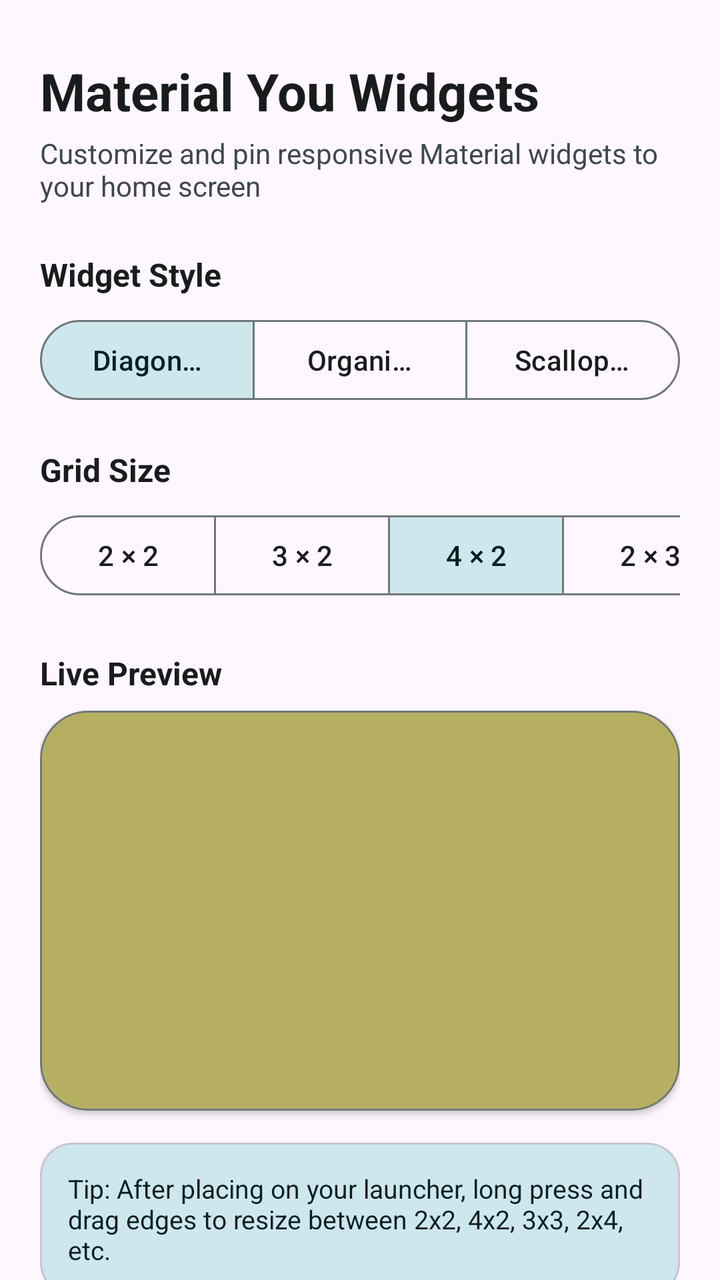
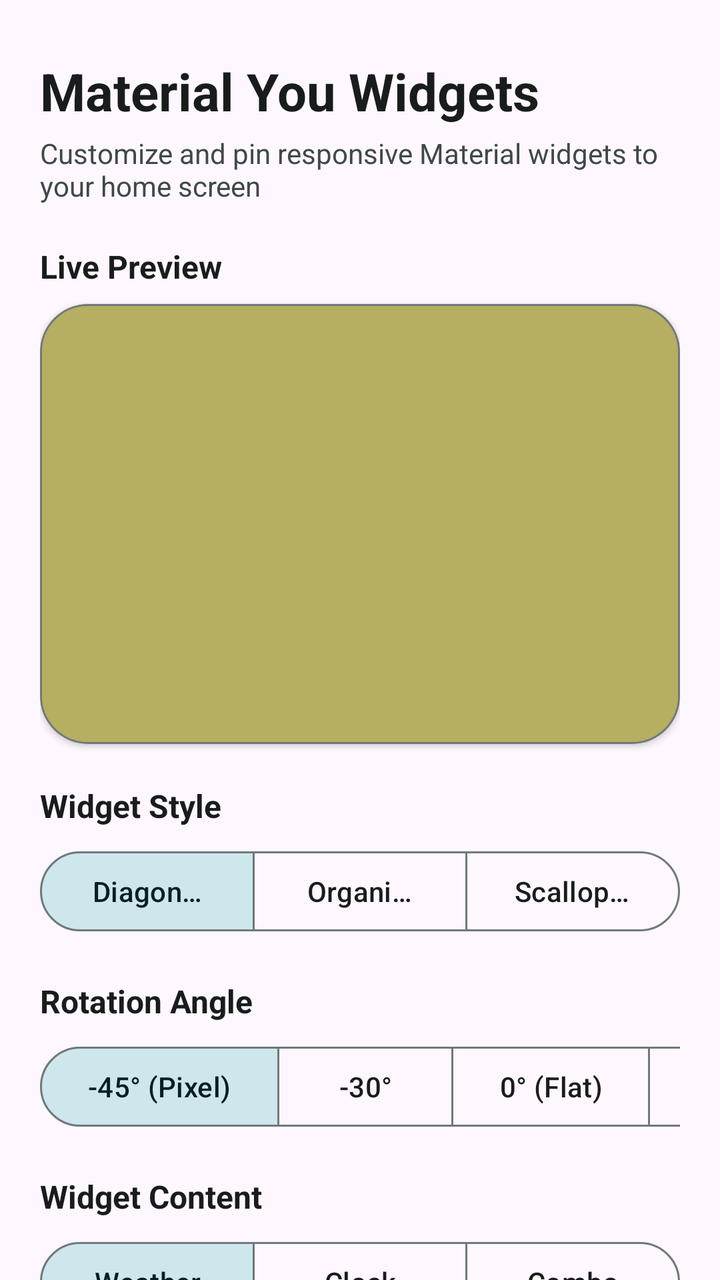

Screens rendered from an Android XML layout before and after an edit, with the pre-edit source and the edit as a unified diff.
<!-- AndroidManifest.xml: application theme Theme.MaterialThemes -->
<!-- res/layout/activity_main.xml -->
<?xml version="1.0" encoding="utf-8"?>
<androidx.core.widget.NestedScrollView xmlns:android="http://schemas.android.com/apk/res/android"
    xmlns:app="http://schemas.android.com/apk/res-auto"
    xmlns:tools="http://schemas.android.com/tools"
    android:id="@+id/main_scroll"
    android:layout_width="match_parent"
    android:layout_height="match_parent"
    android:background="?android:attr/colorBackground"
    android:fillViewport="true">

    <LinearLayout
        android:id="@+id/main_content"
        android:layout_width="match_parent"
        android:layout_height="wrap_content"
        android:orientation="vertical"
        android:paddingStart="20dp"
        android:paddingTop="28dp"
        android:paddingEnd="20dp"
        android:paddingBottom="36dp">

        
        <TextView
            android:id="@+id/tv_app_title"
            android:layout_width="wrap_content"
            android:layout_height="wrap_content"
            android:text="@string/dashboard_title"
            android:textColor="?attr/colorOnSurface"
            android:textSize="26sp"
            android:textStyle="bold" />

        <TextView
            android:id="@+id/tv_app_subtitle"
            android:layout_width="wrap_content"
            android:layout_height="wrap_content"
            android:layout_marginTop="4dp"
            android:text="@string/dashboard_subtitle"
            android:textColor="?attr/colorOnSurfaceVariant"
            android:textSize="14sp" />

        
        <TextView
            android:layout_width="wrap_content"
            android:layout_height="wrap_content"
            android:layout_marginTop="24dp"
            android:text="@string/shape_section_title"
            android:textColor="?attr/colorOnSurface"
            android:textSize="16sp"
            android:textStyle="bold" />

        
        <com.google.android.material.button.MaterialButtonToggleGroup
            android:id="@+id/toggle_category"
            android:layout_width="match_parent"
            android:layout_height="wrap_content"
            android:layout_marginTop="8dp"
            app:checkedButton="@id/btn_category_diagonal"
            app:selectionRequired="true"
            app:singleSelection="true">

            <com.google.android.material.button.MaterialButton
                android:id="@+id/btn_category_diagonal"
                style="?attr/materialButtonOutlinedStyle"
                android:layout_width="0dp"
                android:layout_height="wrap_content"
                android:layout_weight="1"
                android:text="@string/category_diagonal" />

            <com.google.android.material.button.MaterialButton
                android:id="@+id/btn_category_organic"
                style="?attr/materialButtonOutlinedStyle"
                android:layout_width="0dp"
                android:layout_height="wrap_content"
                android:layout_weight="1"
                android:text="@string/category_organic" />

            <com.google.android.material.button.MaterialButton
                android:id="@+id/btn_category_scallop"
                style="?attr/materialButtonOutlinedStyle"
                android:layout_width="0dp"
                android:layout_height="wrap_content"
                android:layout_weight="1"
                android:text="@string/category_scallop" />
        </com.google.android.material.button.MaterialButtonToggleGroup>

        
        <TextView
            android:layout_width="wrap_content"
            android:layout_height="wrap_content"
            android:layout_marginTop="20dp"
            android:text="@string/size_section_title"
            android:textColor="?attr/colorOnSurface"
            android:textSize="16sp"
            android:textStyle="bold" />

        
        <HorizontalScrollView
            android:layout_width="match_parent"
            android:layout_height="wrap_content"
            android:layout_marginTop="8dp"
            android:scrollbars="none">

            <com.google.android.material.button.MaterialButtonToggleGroup
                android:id="@+id/toggle_size"
                android:layout_width="wrap_content"
                android:layout_height="wrap_content"
                app:checkedButton="@id/btn_size_4x2"
                app:selectionRequired="true"
                app:singleSelection="true">

                <com.google.android.material.button.MaterialButton
                    android:id="@+id/btn_size_2x2"
                    style="?attr/materialButtonOutlinedStyle"
                    android:layout_width="wrap_content"
                    android:layout_height="wrap_content"
                    android:text="@string/size_2x2" />

                <com.google.android.material.button.MaterialButton
                    android:id="@+id/btn_size_3x2"
                    style="?attr/materialButtonOutlinedStyle"
                    android:layout_width="wrap_content"
                    android:layout_height="wrap_content"
                    android:text="@string/size_3x2" />

                <com.google.android.material.button.MaterialButton
                    android:id="@+id/btn_size_4x2"
                    style="?attr/materialButtonOutlinedStyle"
                    android:layout_width="wrap_content"
                    android:layout_height="wrap_content"
                    android:text="@string/size_4x2" />

                <com.google.android.material.button.MaterialButton
                    android:id="@+id/btn_size_2x3"
                    style="?attr/materialButtonOutlinedStyle"
                    android:layout_width="wrap_content"
                    android:layout_height="wrap_content"
                    android:text="@string/size_2x3" />

                <com.google.android.material.button.MaterialButton
                    android:id="@+id/btn_size_3x3"
                    style="?attr/materialButtonOutlinedStyle"
                    android:layout_width="wrap_content"
                    android:layout_height="wrap_content"
                    android:text="@string/size_3x3" />

                <com.google.android.material.button.MaterialButton
                    android:id="@+id/btn_size_2x4"
                    style="?attr/materialButtonOutlinedStyle"
                    android:layout_width="wrap_content"
                    android:layout_height="wrap_content"
                    android:text="@string/size_2x4" />
            </com.google.android.material.button.MaterialButtonToggleGroup>
        </HorizontalScrollView>

        
        <TextView
            android:layout_width="wrap_content"
            android:layout_height="wrap_content"
            android:layout_marginTop="24dp"
            android:text="@string/preview_section_title"
            android:textColor="?attr/colorOnSurface"
            android:textSize="16sp"
            android:textStyle="bold" />

        
        <com.google.android.material.card.MaterialCardView
            android:id="@+id/card_preview"
            android:layout_width="match_parent"
            android:layout_height="wrap_content"
            android:layout_marginTop="8dp"
            app:cardCornerRadius="24dp"
            app:cardElevation="2dp"
            app:strokeColor="?attr/colorOutline"
            app:strokeWidth="1dp">

            <FrameLayout
                android:id="@+id/preview_container"
                android:layout_width="match_parent"
                android:layout_height="wrap_content"
                android:minHeight="200dp"
                android:background="@color/preview_wallpaper_bg"
                android:padding="16dp" />
        </com.google.android.material.card.MaterialCardView>

        
        <com.google.android.material.card.MaterialCardView
            android:layout_width="match_parent"
            android:layout_height="wrap_content"
            android:layout_marginTop="16dp"
            app:cardBackgroundColor="?attr/colorSecondaryContainer"
            app:cardCornerRadius="16dp"
            app:cardElevation="0dp">

            <TextView
                android:layout_width="match_parent"
                android:layout_height="wrap_content"
                android:padding="14dp"
                android:text="@string/resize_tip"
                android:textColor="?attr/colorOnSecondaryContainer"
                android:textSize="13sp" />
        </com.google.android.material.card.MaterialCardView>

        
        <com.google.android.material.button.MaterialButton
            android:id="@+id/btn_pin"
            android:layout_width="match_parent"
            android:layout_height="56dp"
            android:layout_marginTop="20dp"
            android:text="@string/button_pin_widget"
            android:textSize="16sp"
            app:cornerRadius="16dp" />
    </LinearLayout>
</androidx.core.widget.NestedScrollView>
<!-- resources referenced by this layout -->
<resources>
  <color name="preview_wallpaper_bg">#B6AF62</color>
  <string name="button_pin_widget">Pin to Home Screen</string>
  <string name="category_diagonal">Diagonal Cut</string>
  <string name="category_organic">Organic Shapes</string>
  <string name="category_scallop">Scallop &amp; Star</string>
  <string name="dashboard_subtitle">Customize and pin responsive Material widgets to your home screen</string>
  <string name="dashboard_title">Material You Widgets</string>
  <string name="preview_section_title">Live Preview</string>
  <string name="resize_tip">Tip: After placing on your launcher, long press and drag edges to resize between 2x2, 4x2, 3x3, 2x4, etc.</string>
  <string name="shape_section_title">Widget Style</string>
  <string name="size_2x2">2 × 2</string>
  <string name="size_2x3">2 × 3</string>
  <string name="size_2x4">2 × 4</string>
  <string name="size_3x2">3 × 2</string>
  <string name="size_3x3">3 × 3</string>
  <string name="size_4x2">4 × 2</string>
  <string name="size_section_title">Grid Size</string>
  <style name="Theme.MaterialThemes" parent="Base.Theme.MaterialThemes" />
  <style name="Base.Theme.MaterialThemes" parent="Theme.Material3.DayNight.NoActionBar">
          <item name="colorPrimary">@color/md_theme_light_primary</item>
          <item name="colorOnPrimary">@color/md_theme_light_onPrimary</item>
          <item name="colorPrimaryContainer">@color/md_theme_light_primaryContainer</item>
          <item name="colorOnPrimaryContainer">@color/md_theme_light_onPrimaryContainer</item>
          <item name="colorSecondary">@color/md_theme_light_secondary</item>
          <item name="colorOnSecondary">@color/md_theme_light_onSecondary</item>
          <item name="colorSecondaryContainer">@color/md_theme_light_secondaryContainer</item>
          <item name="colorOnSecondaryContainer">@color/md_theme_light_onSecondaryContainer</item>
          <item name="colorSurface">@color/md_theme_light_surface</item>
          <item name="colorOnSurface">@color/md_theme_light_onSurface</item>
          <item name="colorSurfaceVariant">@color/md_theme_light_surfaceVariant</item>
          <item name="colorOnSurfaceVariant">@color/md_theme_light_onSurfaceVariant</item>
          <item name="colorOutline">@color/md_theme_light_outline</item>
      </style>
  <color name="md_theme_light_primary">#006874</color>
  <color name="md_theme_light_onPrimary">#FFFFFF</color>
  <color name="md_theme_light_primaryContainer">#9EEFFD</color>
  <color name="md_theme_light_onPrimaryContainer">#001F24</color>
  <color name="md_theme_light_secondary">#4A6267</color>
  <color name="md_theme_light_onSecondary">#FFFFFF</color>
  <color name="md_theme_light_secondaryContainer">#CDE7EC</color>
  <color name="md_theme_light_onSecondaryContainer">#051F23</color>
  <color name="md_theme_light_surface">#F8FDFF</color>
  <color name="md_theme_light_onSurface">#191C1D</color>
  <color name="md_theme_light_surfaceVariant">#DBE4E6</color>
  <color name="md_theme_light_onSurfaceVariant">#3F484A</color>
  <color name="md_theme_light_outline">#6F797A</color>
</resources>

<!-- the commit's change to res/layout/activity_main.xml (unified diff, before → after) -->
@@ -16,7 +16,7 @@
         android:paddingStart="20dp"
         android:paddingTop="28dp"
         android:paddingEnd="20dp"
-        android:paddingBottom="36dp">
+        android:paddingBottom="40dp">
 
         
         <TextView
@@ -41,121 +41,7 @@
         <TextView
             android:layout_width="wrap_content"
             android:layout_height="wrap_content"
-            android:layout_marginTop="24dp"
-            android:text="@string/shape_section_title"
-            android:textColor="?attr/colorOnSurface"
-            android:textSize="16sp"
-            android:textStyle="bold" />
-
-        
-        <com.google.android.material.button.MaterialButtonToggleGroup
-            android:id="@+id/toggle_category"
-            android:layout_width="match_parent"
-            android:layout_height="wrap_content"
-            android:layout_marginTop="8dp"
-            app:checkedButton="@id/btn_category_diagonal"
-            app:selectionRequired="true"
-            app:singleSelection="true">
-
-            <com.google.android.material.button.MaterialButton
-                android:id="@+id/btn_category_diagonal"
-                style="?attr/materialButtonOutlinedStyle"
-                android:layout_width="0dp"
-                android:layout_height="wrap_content"
-                android:layout_weight="1"
-                android:text="@string/category_diagonal" />
-
-            <com.google.android.material.button.MaterialButton
-                android:id="@+id/btn_category_organic"
-                style="?attr/materialButtonOutlinedStyle"
-                android:layout_width="0dp"
-                android:layout_height="wrap_content"
-                android:layout_weight="1"
-                android:text="@string/category_organic" />
-
-            <com.google.android.material.button.MaterialButton
-                android:id="@+id/btn_category_scallop"
-                style="?attr/materialButtonOutlinedStyle"
-                android:layout_width="0dp"
-                android:layout_height="wrap_content"
-                android:layout_weight="1"
-                android:text="@string/category_scallop" />
-        </com.google.android.material.button.MaterialButtonToggleGroup>
-
-        
-        <TextView
-            android:layout_width="wrap_content"
-            android:layout_height="wrap_content"
-            android:layout_marginTop="20dp"
-            android:text="@string/size_section_title"
-            android:textColor="?attr/colorOnSurface"
-            android:textSize="16sp"
-            android:textStyle="bold" />
-
-        
-        <HorizontalScrollView
-            android:layout_width="match_parent"
-            android:layout_height="wrap_content"
-            android:layout_marginTop="8dp"
-            android:scrollbars="none">
-
-            <com.google.android.material.button.MaterialButtonToggleGroup
-                android:id="@+id/toggle_size"
-                android:layout_width="wrap_content"
-                android:layout_height="wrap_content"
-                app:checkedButton="@id/btn_size_4x2"
-                app:selectionRequired="true"
-                app:singleSelection="true">
-
-                <com.google.android.material.button.MaterialButton
-                    android:id="@+id/btn_size_2x2"
-                    style="?attr/materialButtonOutlinedStyle"
-                    android:layout_width="wrap_content"
-                    android:layout_height="wrap_content"
-                    android:text="@string/size_2x2" />
-
-                <com.google.android.material.button.MaterialButton
-                    android:id="@+id/btn_size_3x2"
-                    style="?attr/materialButtonOutlinedStyle"
-                    android:layout_width="wrap_content"
-                    android:layout_height="wrap_content"
-                    android:text="@string/size_3x2" />
-
-                <com.google.android.material.button.MaterialButton
-                    android:id="@+id/btn_size_4x2"
-                    style="?attr/materialButtonOutlinedStyle"
-                    android:layout_width="wrap_content"
-                    android:layout_height="wrap_content"
-                    android:text="@string/size_4x2" />
-
-                <com.google.android.material.button.MaterialButton
-                    android:id="@+id/btn_size_2x3"
-                    style="?attr/materialButtonOutlinedStyle"
-                    android:layout_width="wrap_content"
-                    android:layout_height="wrap_content"
-                    android:text="@string/size_2x3" />
-
-                <com.google.android.material.button.MaterialButton
-                    android:id="@+id/btn_size_3x3"
-                    style="?attr/materialButtonOutlinedStyle"
-                    android:layout_width="wrap_content"
-                    android:layout_height="wrap_content"
-                    android:text="@string/size_3x3" />
-
-                <com.google.android.material.button.MaterialButton
-                    android:id="@+id/btn_size_2x4"
-                    style="?attr/materialButtonOutlinedStyle"
-                    android:layout_width="wrap_content"
-                    android:layout_height="wrap_content"
-                    android:text="@string/size_2x4" />
-            </com.google.android.material.button.MaterialButtonToggleGroup>
-        </HorizontalScrollView>
-
-        
-        <TextView
-            android:layout_width="wrap_content"
-            android:layout_height="wrap_content"
-            android:layout_marginTop="24dp"
+            android:layout_marginTop="20dp"
             android:text="@string/preview_section_title"
             android:textColor="?attr/colorOnSurface"
             android:textSize="16sp"
@@ -176,16 +62,303 @@
                 android:id="@+id/preview_container"
                 android:layout_width="match_parent"
                 android:layout_height="wrap_content"
-                android:minHeight="200dp"
+                android:minHeight="220dp"
                 android:background="@color/preview_wallpaper_bg"
                 android:padding="16dp" />
         </com.google.android.material.card.MaterialCardView>
 
         
+        <TextView
+            android:layout_width="wrap_content"
+            android:layout_height="wrap_content"
+            android:layout_marginTop="20dp"
+            android:text="@string/shape_section_title"
+            android:textColor="?attr/colorOnSurface"
+            android:textSize="16sp"
+            android:textStyle="bold" />
+
+        
+        <com.google.android.material.button.MaterialButtonToggleGroup
+            android:id="@+id/toggle_category"
+            android:layout_width="match_parent"
+            android:layout_height="wrap_content"
+            android:layout_marginTop="8dp"
+            app:checkedButton="@id/btn_category_diagonal"
+            app:selectionRequired="true"
+            app:singleSelection="true">
+
+            <com.google.android.material.button.MaterialButton
+                android:id="@+id/btn_category_diagonal"
+                style="?attr/materialButtonOutlinedStyle"
+                android:layout_width="0dp"
+                android:layout_height="wrap_content"
+                android:layout_weight="1"
+                android:text="@string/category_diagonal" />
+
+            <com.google.android.material.button.MaterialButton
+                android:id="@+id/btn_category_organic"
+                style="?attr/materialButtonOutlinedStyle"
+                android:layout_width="0dp"
+                android:layout_height="wrap_content"
+                android:layout_weight="1"
+                android:text="@string/category_organic" />
+
+            <com.google.android.material.button.MaterialButton
+                android:id="@+id/btn_category_scallop"
+                style="?attr/materialButtonOutlinedStyle"
+                android:layout_width="0dp"
+                android:layout_height="wrap_content"
+                android:layout_weight="1"
+                android:text="@string/category_scallop" />
+        </com.google.android.material.button.MaterialButtonToggleGroup>
+
+        
+        <TextView
+            android:layout_width="wrap_content"
+            android:layout_height="wrap_content"
+            android:layout_marginTop="20dp"
+            android:text="@string/angle_section_title"
+            android:textColor="?attr/colorOnSurface"
+            android:textSize="16sp"
+            android:textStyle="bold" />
+
+        <HorizontalScrollView
+            android:layout_width="match_parent"
+            android:layout_height="wrap_content"
+            android:layout_marginTop="8dp"
+            android:scrollbars="none">
+
+            <com.google.android.material.button.MaterialButtonToggleGroup
+                android:id="@+id/toggle_angle"
+                android:layout_width="wrap_content"
+                android:layout_height="wrap_content"
+                app:checkedButton="@id/btn_angle_minus_45"
+                app:selectionRequired="true"
+                app:singleSelection="true">
+
+                <com.google.android.material.button.MaterialButton
+                    android:id="@+id/btn_angle_minus_45"
+                    style="?attr/materialButtonOutlinedStyle"
+                    android:layout_width="wrap_content"
+                    android:layout_height="wrap_content"
+                    android:text="@string/angle_minus_45" />
+
+                <com.google.android.material.button.MaterialButton
+                    android:id="@+id/btn_angle_minus_30"
+                    style="?attr/materialButtonOutlinedStyle"
+                    android:layout_width="wrap_content"
+                    android:layout_height="wrap_content"
+                    android:text="@string/angle_minus_30" />
+
+                <com.google.android.material.button.MaterialButton
+                    android:id="@+id/btn_angle_0"
+                    style="?attr/materialButtonOutlinedStyle"
+                    android:layout_width="wrap_content"
+                    android:layout_height="wrap_content"
+                    android:text="@string/angle_0" />
+
+                <com.google.android.material.button.MaterialButton
+                    android:id="@+id/btn_angle_30"
+                    style="?attr/materialButtonOutlinedStyle"
+                    android:layout_width="wrap_content"
+                    android:layout_height="wrap_content"
+                    android:text="@string/angle_30" />
+
+                <com.google.android.material.button.MaterialButton
+                    android:id="@+id/btn_angle_45"
+                    style="?attr/materialButtonOutlinedStyle"
+                    android:layout_width="wrap_content"
+                    android:layout_height="wrap_content"
+                    android:text="@string/angle_45" />
+
+                <com.google.android.material.button.MaterialButton
+                    android:id="@+id/btn_angle_60"
+                    style="?attr/materialButtonOutlinedStyle"
+                    android:layout_width="wrap_content"
+                    android:layout_height="wrap_content"
+                    android:text="@string/angle_60" />
+            </com.google.android.material.button.MaterialButtonToggleGroup>
+        </HorizontalScrollView>
+
+        
+        <TextView
+            android:layout_width="wrap_content"
+            android:layout_height="wrap_content"
+            android:layout_marginTop="20dp"
+            android:text="@string/content_section_title"
+            android:textColor="?attr/colorOnSurface"
+            android:textSize="16sp"
+            android:textStyle="bold" />
+
+        <com.google.android.material.button.MaterialButtonToggleGroup
+            android:id="@+id/toggle_content"
+            android:layout_width="match_parent"
+            android:layout_height="wrap_content"
+            android:layout_marginTop="8dp"
+            app:checkedButton="@id/btn_content_weather"
+            app:selectionRequired="true"
+            app:singleSelection="true">
+
+            <com.google.android.material.button.MaterialButton
+                android:id="@+id/btn_content_weather"
+                style="?attr/materialButtonOutlinedStyle"
+                android:layout_width="0dp"
+                android:layout_height="wrap_content"
+                android:layout_weight="1"
+                android:text="@string/content_weather" />
+
+            <com.google.android.material.button.MaterialButton
+                android:id="@+id/btn_content_clock"
+                style="?attr/materialButtonOutlinedStyle"
+                android:layout_width="0dp"
+                android:layout_height="wrap_content"
+                android:layout_weight="1"
+                android:text="@string/content_clock" />
+
+            <com.google.android.material.button.MaterialButton
+                android:id="@+id/btn_content_combo"
+                style="?attr/materialButtonOutlinedStyle"
+                android:layout_width="0dp"
+                android:layout_height="wrap_content"
+                android:layout_weight="1"
+                android:text="@string/content_combo" />
+        </com.google.android.material.button.MaterialButtonToggleGroup>
+
+        
+        <TextView
+            android:layout_width="wrap_content"
+            android:layout_height="wrap_content"
+            android:layout_marginTop="20dp"
+            android:text="@string/theme_section_title"
+            android:textColor="?attr/colorOnSurface"
+            android:textSize="16sp"
+            android:textStyle="bold" />
+
+        <HorizontalScrollView
+            android:layout_width="match_parent"
+            android:layout_height="wrap_content"
+            android:layout_marginTop="8dp"
+            android:scrollbars="none">
+
+            <com.google.android.material.button.MaterialButtonToggleGroup
+                android:id="@+id/toggle_palette"
+                android:layout_width="wrap_content"
+                android:layout_height="wrap_content"
+                app:checkedButton="@id/btn_palette_olive"
+                app:selectionRequired="true"
+                app:singleSelection="true">
+
+                <com.google.android.material.button.MaterialButton
+                    android:id="@+id/btn_palette_olive"
+                    style="?attr/materialButtonOutlinedStyle"
+                    android:layout_width="wrap_content"
+                    android:layout_height="wrap_content"
+                    android:text="@string/theme_olive" />
+
+                <com.google.android.material.button.MaterialButton
+                    android:id="@+id/btn_palette_teal"
+                    style="?attr/materialButtonOutlinedStyle"
+                    android:layout_width="wrap_content"
+                    android:layout_height="wrap_content"
+                    android:text="@string/theme_teal" />
+
+                <com.google.android.material.button.MaterialButton
+                    android:id="@+id/btn_palette_slate"
+                    style="?attr/materialButtonOutlinedStyle"
+                    android:layout_width="wrap_content"
+                    android:layout_height="wrap_content"
+                    android:text="@string/theme_slate" />
+
+                <com.google.android.material.button.MaterialButton
+                    android:id="@+id/btn_palette_amber"
+                    style="?attr/materialButtonOutlinedStyle"
+                    android:layout_width="wrap_content"
+                    android:layout_height="wrap_content"
+                    android:text="@string/theme_amber" />
+
+                <com.google.android.material.button.MaterialButton
+                    android:id="@+id/btn_palette_crimson"
+                    style="?attr/materialButtonOutlinedStyle"
+                    android:layout_width="wrap_content"
+                    android:layout_height="wrap_content"
+                    android:text="@string/theme_crimson" />
+            </com.google.android.material.button.MaterialButtonToggleGroup>
+        </HorizontalScrollView>
+
+        
+        <TextView
+            android:layout_width="wrap_content"
+            android:layout_height="wrap_content"
+            android:layout_marginTop="20dp"
+            android:text="@string/size_section_title"
+            android:textColor="?attr/colorOnSurface"
+            android:textSize="16sp"
+            android:textStyle="bold" />
+
+        
+        <HorizontalScrollView
+            android:layout_width="match_parent"
+            android:layout_height="wrap_content"
+            android:layout_marginTop="8dp"
+            android:scrollbars="none">
+
+            <com.google.android.material.button.MaterialButtonToggleGroup
+                android:id="@+id/toggle_size"
+                android:layout_width="wrap_content"
+                android:layout_height="wrap_content"
+                app:checkedButton="@id/btn_size_2x2"
+                app:selectionRequired="true"
+                app:singleSelection="true">
+
+                <com.google.android.material.button.MaterialButton
+                    android:id="@+id/btn_size_2x2"
+                    style="?attr/materialButtonOutlinedStyle"
+                    android:layout_width="wrap_content"
+                    android:layout_height="wrap_content"
+                    android:text="@string/size_2x2" />
+
+                <com.google.android.material.button.MaterialButton
+                    android:id="@+id/btn_size_3x2"
+                    style="?attr/materialButtonOutlinedStyle"
+                    android:layout_width="wrap_content"
+                    android:layout_height="wrap_content"
+                    android:text="@string/size_3x2" />
+
+                <com.google.android.material.button.MaterialButton
+                    android:id="@+id/btn_size_4x2"
+                    style="?attr/materialButtonOutlinedStyle"
+                    android:layout_width="wrap_content"
+                    android:layout_height="wrap_content"
+                    android:text="@string/size_4x2" />
+
+                <com.google.android.material.button.MaterialButton
+                    android:id="@+id/btn_size_2x3"
+                    style="?attr/materialButtonOutlinedStyle"
+                    android:layout_width="wrap_content"
+                    android:layout_height="wrap_content"
+                    android:text="@string/size_2x3" />
+
+                <com.google.android.material.button.MaterialButton
+                    android:id="@+id/btn_size_3x3"
+                    style="?attr/materialButtonOutlinedStyle"
+                    android:layout_width="wrap_content"
+                    android:layout_height="wrap_content"
+                    android:text="@string/size_3x3" />
+
+                <com.google.android.material.button.MaterialButton
+                    android:id="@+id/btn_size_2x4"
+                    style="?attr/materialButtonOutlinedStyle"
+                    android:layout_width="wrap_content"
+                    android:layout_height="wrap_content"
+                    android:text="@string/size_2x4" />
+            </com.google.android.material.button.MaterialButtonToggleGroup>
+        </HorizontalScrollView>
+
+        
         <com.google.android.material.card.MaterialCardView
             android:layout_width="match_parent"
             android:layout_height="wrap_content"
-            android:layout_marginTop="16dp"
+            android:layout_marginTop="20dp"
             app:cardBackgroundColor="?attr/colorSecondaryContainer"
             app:cardCornerRadius="16dp"
             app:cardElevation="0dp">
@@ -201,10 +374,21 @@
 
         
         <com.google.android.material.button.MaterialButton
+            android:id="@+id/btn_apply"
+            style="?attr/materialButtonTonalStyle"
+            android:layout_width="match_parent"
+            android:layout_height="52dp"
+            android:layout_marginTop="16dp"
+            android:text="@string/button_apply_changes"
+            android:textSize="15sp"
+            app:cornerRadius="16dp" />
+
+        
+        <com.google.android.material.button.MaterialButton
             android:id="@+id/btn_pin"
             android:layout_width="match_parent"
             android:layout_height="56dp"
-            android:layout_marginTop="20dp"
+            android:layout_marginTop="10dp"
             android:text="@string/button_pin_widget"
             android:textSize="16sp"
             app:cornerRadius="16dp" />
<!-- resource entries referenced after the edit -->
@@ -1,10 +1,22 @@
 <!-- resources referenced by this layout -->
 <resources>
   <color name="preview_wallpaper_bg">#B6AF62</color>
+  <string name="angle_0">0° (Flat)</string>
+  <string name="angle_30">30°</string>
+  <string name="angle_45">45°</string>
+  <string name="angle_60">60°</string>
+  <string name="angle_minus_30">-30°</string>
+  <string name="angle_minus_45">-45° (Pixel)</string>
+  <string name="angle_section_title">Rotation Angle</string>
+  <string name="button_apply_changes">Apply Customization</string>
   <string name="button_pin_widget">Pin to Home Screen</string>
   <string name="category_diagonal">Diagonal Cut</string>
   <string name="category_organic">Organic Shapes</string>
   <string name="category_scallop">Scallop &amp; Star</string>
+  <string name="content_clock">Clock</string>
+  <string name="content_combo">Combo</string>
+  <string name="content_section_title">Widget Content</string>
+  <string name="content_weather">Weather</string>
   <string name="dashboard_subtitle">Customize and pin responsive Material widgets to your home screen</string>
   <string name="dashboard_title">Material You Widgets</string>
   <string name="preview_section_title">Live Preview</string>
@@ -17,6 +29,12 @@
   <string name="size_3x3">3 × 3</string>
   <string name="size_4x2">4 × 2</string>
   <string name="size_section_title">Grid Size</string>
+  <string name="theme_amber">Warm Amber</string>
+  <string name="theme_crimson">Berry Crimson</string>
+  <string name="theme_olive">Pixel Olive</string>
+  <string name="theme_section_title">Color Palette</string>
+  <string name="theme_slate">Dark Slate</string>
+  <string name="theme_teal">Monet Teal</string>
   <style name="Theme.MaterialThemes" parent="Base.Theme.MaterialThemes" />
   <style name="Base.Theme.MaterialThemes" parent="Theme.Material3.DayNight.NoActionBar">
           <item name="colorPrimary">@color/md_theme_light_primary</item>
